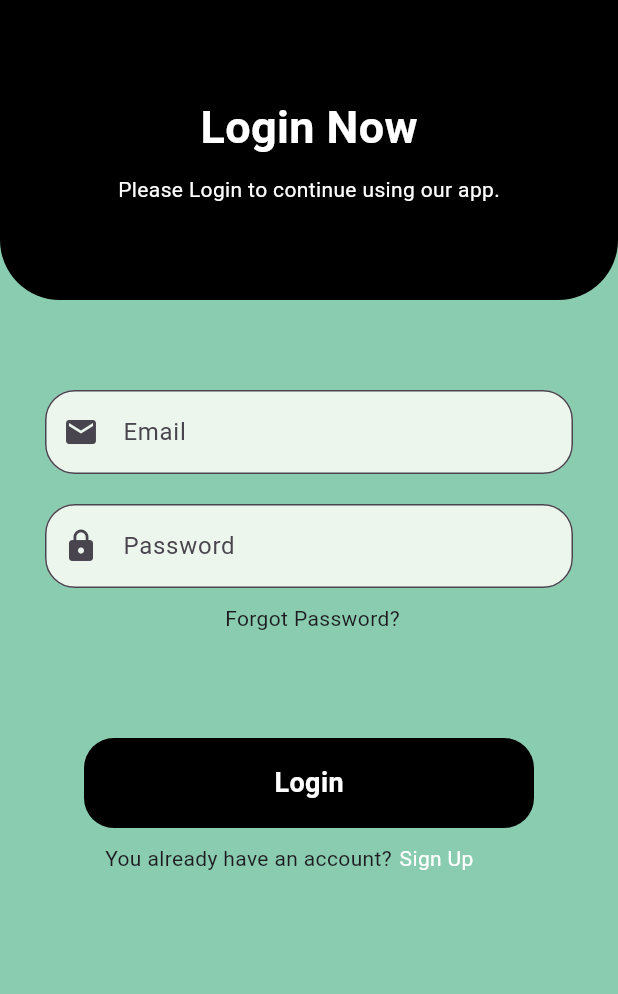
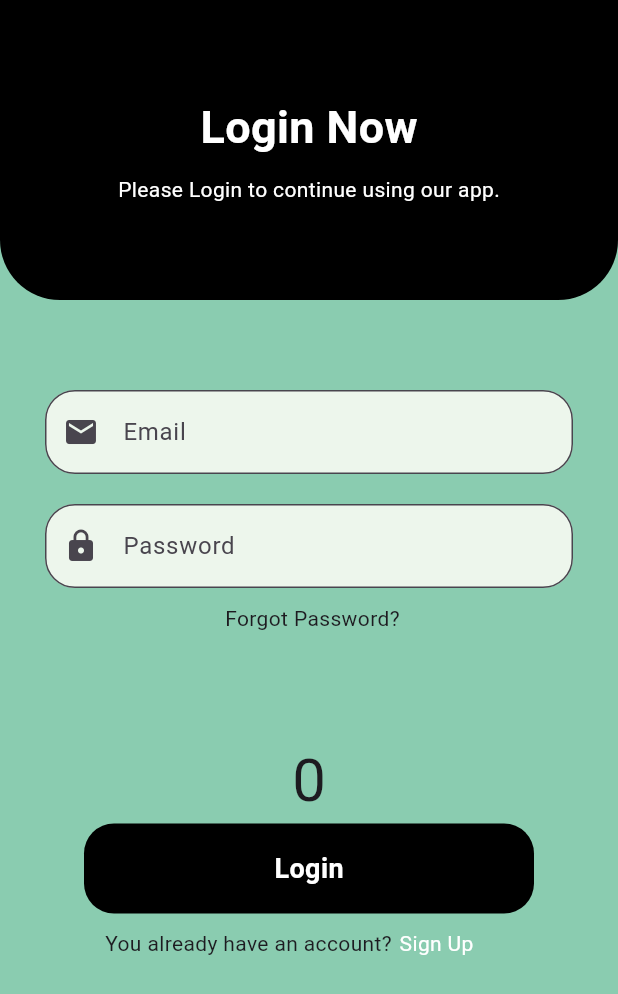
Before and after one commit to Adsoftwares1/chat_app_class, a Flutter app: the screen it shows after launch, on a phone screen of 412 x 824 dp. Shown: the top 994 px of the screen. Run offline on Flutter 3.47's test engine with Material 3 defaults, Android fonts, the phone set to English and light mode, and no system bars; our stand-ins replace cloud_firestore, firebase_auth, firebase_core, firebase_storage, google_fonts, image_picker and 2 more; accounts and stored records are empty.

Commit message:
state managment

```diff
--- a/lib/authentication/view/login.dart
+++ b/lib/authentication/view/login.dart
@@ -1,9 +1,11 @@
+import 'package:chat_app_for_class/authentication/controller/providers/authentication_provider.dart';
 import 'package:chat_app_for_class/authentication/sinup_screen.dart';
 import 'package:chat_app_for_class/chat/home_screen.dart';
 import 'package:firebase_auth/firebase_auth.dart';
 import 'package:flutter/cupertino.dart';
 import 'package:flutter/material.dart';
 import 'package:google_fonts/google_fonts.dart';
+import 'package:provider/provider.dart';
 
 import 'package:shared_preferences/shared_preferences.dart';
 
@@ -20,6 +22,10 @@ class _loginState extends State<login> {
   late SharedPreferences pref;
   bool isLogedIn = false;
 
+  int count = 0;
+
+  late AuthenticationProvider authenticationProvider;
+
   @override
   void initState() {
     // TODO: implement initState
@@ -27,11 +33,15 @@ class _loginState extends State<login> {
       //await checkLoginStatus();
       pref = await SharedPreferences.getInstance();
     });
+
+    authenticationProvider =
+        Provider.of<AuthenticationProvider>(context, listen: false);
     super.initState();
   }
 
   @override
   Widget build(BuildContext context) {
+    print("Whole screen Widget Rebuild");
     return Scaffold(
       backgroundColor: Color(0xff8ACCB0),
       body: SingleChildScrollView(
@@ -148,11 +158,37 @@ class _loginState extends State<login> {
             ),
 
             //login Button
+            Consumer(builder: (BuildContext context,
+                AuthenticationProvider _authProvider, child) {
+              return InkWell(
+                onTap: () {
+                  print("Text Widget Rebuild");
+                  //setState(() {
 
-            Center(
+                  _authProvider.couterAddition();
+
+                  print("counter value : ${_authProvider.counter.toString()}");
+                  //});
+                },
+                child: Container(
+                  child: Text(
+                    _authProvider.counter.toString(),
+                    style: TextStyle(
+                      fontSize: 40,
+                    ),
+                  ),
+                ),
+              );
+            }),
+
+            Consumer(builder: (BuildContext context,
+                AuthenticationProvider _authenticationProvider, child) {
+              return Center(
                 child: InkWell(
                   onTap: () {
-                  login(emailController.text, passwordController.text);
+                    //login(emailController.text, passwordController.text);
+                    _authenticationProvider.login(
+                        emailController.text, passwordController.text, context);
                   },
                   child: Container(
                     height: 60,
@@ -161,7 +197,7 @@ class _loginState extends State<login> {
                         color: Colors.black,
                         borderRadius: BorderRadius.circular(20)),
                     child: Center(
-                    child: isLogedIn
+                      child: _authenticationProvider.isLoading
                           ? CircularProgressIndicator()
                           : Text(
                               /// signup banner
@@ -175,7 +211,8 @@ class _loginState extends State<login> {
                     ),
                   ),
                 ),
-            ),
+              );
+            }),
 
             //You already have an account? signup
             Padding(
--- a/lib/main.dart
+++ b/lib/main.dart
@@ -1,11 +1,11 @@
-import 'package:chat_app_for_class/authentication/sinup_screen.dart';
+import 'package:chat_app_for_class/authentication/controller/providers/authentication_provider.dart';
 import 'package:chat_app_for_class/authentication/view/login.dart';
 import 'package:chat_app_for_class/chat/home_screen.dart';
-import 'package:chat_app_for_class/chat/view/messages_screen.dart';
 import 'package:chat_app_for_class/firebase_options.dart';
 import 'package:firebase_auth/firebase_auth.dart';
 import 'package:firebase_core/firebase_core.dart';
 import 'package:flutter/material.dart';
+import 'package:provider/provider.dart';
 import 'package:shared_preferences/shared_preferences.dart';
 
 late SharedPreferences pref;
@@ -30,14 +30,21 @@ class MyApp extends StatelessWidget {
   // This widget is the root of your application.
   @override
   Widget build(BuildContext context) {
-    return MaterialApp(
-      debugShowCheckedModeBanner: false,
-      title: 'Chat App',
-      theme: ThemeData(
-        colorScheme: ColorScheme.fromSeed(seedColor: Colors.deepPurple),
-        useMaterial3: true,
+    return MultiProvider(
+      providers: [
+        ChangeNotifierProvider<AuthenticationProvider>(
+            create: (_) => AuthenticationProvider()),
+      ],
+      child: MaterialApp(
+        debugShowCheckedModeBanner: false,
+        title: 'Chat App',
+        theme: ThemeData(
+          colorScheme: ColorScheme.fromSeed(seedColor: Colors.deepPurple),
+          useMaterial3: true,
+        ),
+        home:
+            FirebaseAuth.instance.currentUser != null ? HomeScreen() : login(),
       ),
-      home: FirebaseAuth.instance.currentUser != null ? HomeScreen() : login(),
     );
   }
 }
--- a/pubspec.yaml
+++ b/pubspec.yaml
@@ -45,6 +45,7 @@ dependencies:
   image_picker: ^1.1.1
   rxdart: ^0.27.7
   intl: ^0.19.0
+  provider: ^6.0.5
 
 dev_dependencies:
   flutter_test:
```
Also changed, not shown: lib/authentication/controller/providers/authentication_provider.dart (added, +57 -0 lines), pubspec.lock. Lines whose indentation alone changed are shown as unchanged.
